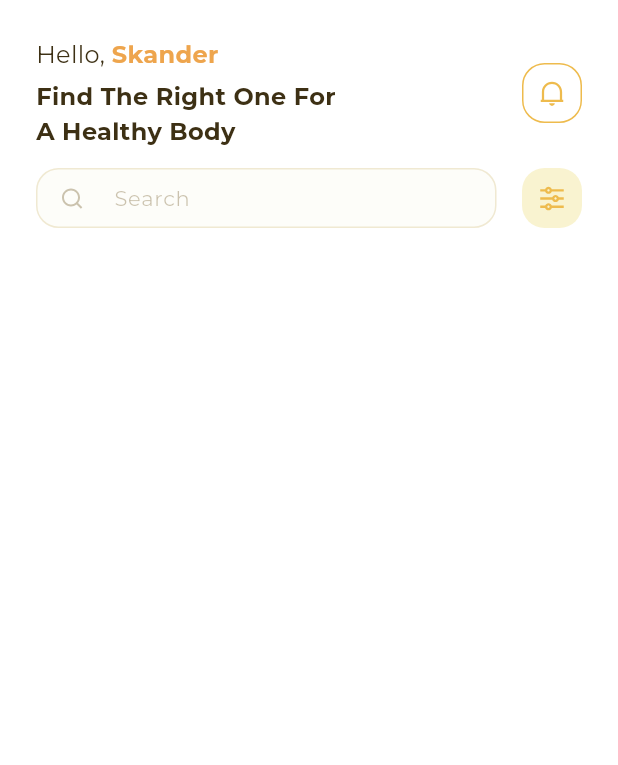
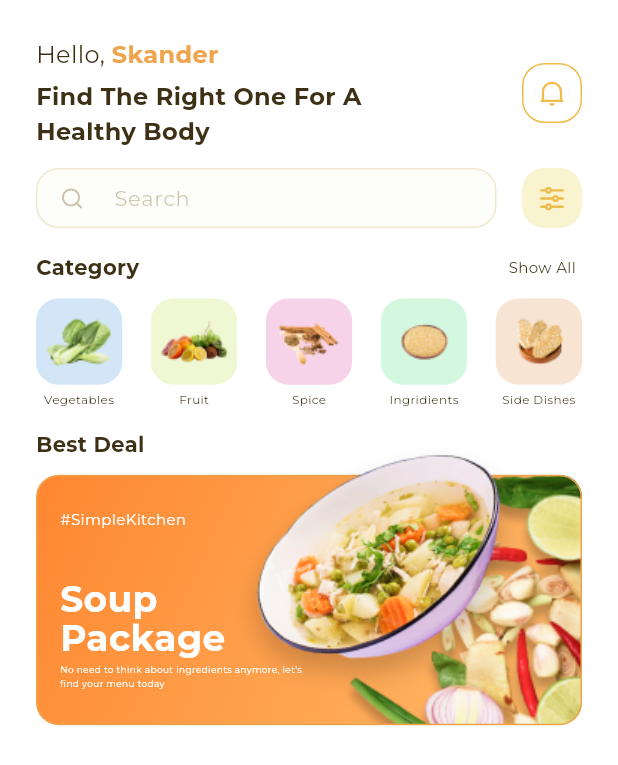
Before and after one commit to aconitum001/resto, a Flutter app: the screen it shows after launch, on a phone screen of 412 x 824 dp. Shown: the top 765 px of the screen. Run offline on Flutter 3.47's test engine with Material 3 defaults, Android fonts, the phone set to English and light mode, and no system bars; our stand-ins replace device_preview, flutter_svg, go_router; project files that could hold a hidden picture were left out.

Commit message:
completed deal section

```diff
--- a/lib/main.dart
+++ b/lib/main.dart
@@ -1,8 +1,14 @@
+import 'package:device_preview/device_preview.dart';
 import 'package:flutter/material.dart';
 import 'package:resto/utils/app_router.dart';
 
 void main() {
-  runApp(const Resto());
+  runApp(DevicePreview(
+    enabled: false,
+    builder: (context) {
+      return const Resto();
+    }
+  ));
 }
 
 class Resto extends StatelessWidget {
@@ -13,6 +19,9 @@
     return MaterialApp.router(
       routerConfig: AppRouter.router,
       debugShowCheckedModeBanner: false,
+
+      locale: DevicePreview.locale(context),
+      builder: DevicePreview.appBuilder,
     );
   }
 }
--- /dev/null
+++ b/lib/models/category_model.dart
@@ -0,0 +1,12 @@
+import 'package:flutter/material.dart';
+
+class CategoryModel {
+  final String catTitle, catImage;
+  final Color catColor;
+
+  const CategoryModel({
+    required this.catTitle,
+    required this.catImage,
+    required this.catColor,
+  });
+}
--- /dev/null
+++ b/lib/models/deal_model.dart
@@ -0,0 +1,11 @@
+class DealModel {
+  final String tag, title, description, backgroundImage, mainImage;
+
+  DealModel({
+    required this.tag,
+    required this.title,
+    required this.description,
+    required this.backgroundImage,
+    required this.mainImage,
+  });
+}
--- a/lib/utils/app_styles.dart
+++ b/lib/utils/app_styles.dart
@@ -35,6 +35,12 @@ abstract class AppStyles {
   );
   static TextStyle styleBold14 = TextStyle(
     fontSize: getResponsiveFontSize(fontsize: 14),
+    fontFamily: 'Montserrat',
+    fontWeight: FontWeight.bold,
+  );
+
+  static TextStyle styleBold24 = TextStyle(
+    fontSize: getResponsiveFontSize(fontsize: 24),
     fontFamily: 'Montserrat',
     fontWeight: FontWeight.bold,
   );
--- a/lib/utils/assets.dart
+++ b/lib/utils/assets.dart
@@ -1,6 +1,10 @@
 // ignore_for_file: prefer_single_quotes
 class Assets {
   Assets._();
+
+  /// Assets for assetsImagesBanner
+  /// assets/images/banner.png
+  static const String assetsImagesBanner = "assets/images/banner.png";
 
   /// Assets for assetsImagesCucamber
   /// assets/images/cucamber.png
@@ -30,6 +34,10 @@ class Assets {
   /// assets/images/side_dishes.png
   static const String assetsImagesSideDishes = "assets/images/side_dishes.png";
 
+  /// Assets for assetsImagesSoup
+  /// assets/images/Soup.png
+  static const String assetsImagesSoup = "assets/images/Soup.png";
+
   /// Assets for assetsImagesSpice
   /// assets/images/spice.png
   static const String assetsImagesSpice = "assets/images/spice.png";
--- /dev/null
+++ b/lib/widgets/category_list_widget.dart
@@ -0,0 +1,40 @@
+import 'package:flutter/material.dart';
+import 'package:resto/models/category_model.dart';
+import 'package:resto/utils/app_colors.dart';
+import 'package:resto/utils/app_styles.dart';
+
+class CategoryListWidget extends StatelessWidget {
+  const CategoryListWidget({super.key, required this.categoryModel});
+
+  final CategoryModel categoryModel;
+
+  @override
+  Widget build(BuildContext context) {
+    return Column(
+      children: [
+        AspectRatio(
+          aspectRatio: 1,
+          child: Container(
+            decoration: BoxDecoration(
+              color: categoryModel.catColor,
+              borderRadius: BorderRadius.circular(15),
+            ),
+            child: Image.asset(categoryModel.catImage),
+          ),
+        ),
+        const SizedBox(
+          height: 4,
+        ),
+        FittedBox(
+          fit: BoxFit.scaleDown,
+          child: Text(
+            categoryModel.catTitle,
+            style: AppStyles.styleRegular8.copyWith(
+              color: AppColors.textColor,
+            ),
+          ),
+        )
+      ],
+    );
+  }
+}
--- /dev/null
+++ b/lib/widgets/deal_widget.dart
@@ -0,0 +1,38 @@
+import 'package:flutter/material.dart';
+import 'package:resto/models/deal_model.dart';
+import 'package:resto/widgets/deal_widget_container.dart';
+
+class DealWidget extends StatelessWidget {
+  const DealWidget({super.key, required this.dealModel});
+
+  final DealModel dealModel;
+
+  @override
+  Widget build(BuildContext context) {
+    var width = MediaQuery.sizeOf(context).width;
+    return Stack(
+      clipBehavior: Clip.none,
+      children: [
+        DealWidgetContainer(
+          width: width,
+          dealModel: dealModel,
+        ),
+        Positioned(
+          top: -52,
+          right: getRightValue(width),
+          child: Image.asset(
+            dealModel.mainImage,
+          ),
+        )
+      ],
+    );
+  }
+
+  double getRightValue(double width) {
+    if (width < 400) {
+      return -(width * 0.13);
+    } else {
+      return -(width * 0.01);
+    }
+  }
+}
--- /dev/null
+++ b/lib/widgets/deal_widget_container.dart
@@ -0,0 +1,98 @@
+import 'package:flutter/material.dart';
+import 'package:resto/models/deal_model.dart';
+import 'package:resto/utils/app_colors.dart';
+import 'package:resto/utils/app_styles.dart';
+
+class DealWidgetContainer extends StatelessWidget {
+  const DealWidgetContainer({
+    super.key,
+    required this.width,
+    required this.dealModel,
+  });
+
+  final double width;
+  final DealModel dealModel;
+
+  @override
+  Widget build(BuildContext context) {
+    return AspectRatio(
+      aspectRatio: 327 / 150,
+      child: Container(
+        padding: const EdgeInsets.only(
+          left: 15,
+        ),
+        decoration: BoxDecoration(
+          borderRadius: BorderRadius.circular(15),
+          border: Border.all(
+            color: AppColors.secoundaryColor,
+          ),
+          image: DecorationImage(
+            image: AssetImage(dealModel.backgroundImage),
+            alignment: Alignment.centerRight,
+            fit: BoxFit.fitHeight,
+          ),
+          gradient: const LinearGradient(
+            begin: Alignment.topLeft,
+            end: Alignment.bottomRight,
+            colors: [
+              Color(0xffFF8730),
+              Color(0xffFFBC6B),
+            ],
+          ),
+        ),
+        child: Row(
+          children: [
+            Expanded(
+              child: Column(
+                crossAxisAlignment: CrossAxisAlignment.stretch,
+                children: [
+                  const Expanded(
+                    flex: 2,
+                    child: SizedBox(),
+                  ),
+                  FittedBox(
+                    fit: BoxFit.scaleDown,
+                    alignment: Alignment.centerLeft,
+                    child: Text(
+                      "#${dealModel.tag}",
+                      style: AppStyles.styleRegular10.copyWith(
+                        color: Colors.white,
+                      ),
+                    ),
+                  ),
+                  const Expanded(
+                    flex: 3,
+                    child: SizedBox(),
+                  ),
+                  Text(
+                    dealModel.title,
+                    style: AppStyles.styleBold24.copyWith(
+                      color: Colors.white,
+                      height: 1.1,
+                    ),
+                  ),
+                  const SizedBox(
+                    height: 5,
+                  ),
+                  Text(
+                    dealModel.description,
+                    style: AppStyles.styleRegular6.copyWith(
+                      color: Colors.white,
+                    ),
+                  ),
+                  const Expanded(
+                    flex: 2,
+                    child: SizedBox(),
+                  ),
+                ],
+              ),
+            ),
+            const Expanded(
+              child: SizedBox(),
+            ),
+          ],
+        ),
+      ),
+    );
+  }
+}
--- a/lib/widgets/home_view_body.dart
+++ b/lib/widgets/home_view_body.dart
@@ -1,4 +1,6 @@
 import 'package:flutter/material.dart';
+import 'package:resto/widgets/home_view_category_section.dart';
+import 'package:resto/widgets/home_view_deal_section.dart';
 import 'package:resto/widgets/home_view_header.dart';
 import 'package:resto/widgets/home_view_search_section.dart';
 
@@ -21,7 +23,15 @@ class HomeViewBody extends StatelessWidget {
           SizedBox(
             height: 13,
           ),
-          HomeViewSearchSection()
+          HomeViewSearchSection(),
+          SizedBox(
+            height: 15,
+          ),
+          HomeViewCategorySection(),
+          SizedBox(
+            height: 15,
+          ),
+          HomeViewDealSection(),
         ],
       ),
     );
--- /dev/null
+++ b/lib/widgets/home_view_category_section.dart
@@ -0,0 +1,121 @@
+import 'package:flutter/material.dart';
+import 'package:resto/models/category_model.dart';
+import 'package:resto/utils/app_colors.dart';
+import 'package:resto/utils/app_styles.dart';
+import 'package:resto/utils/assets.dart';
+import 'package:resto/widgets/category_list_widget.dart';
+import 'package:resto/widgets/tapper_widget.dart';
+
+class HomeViewCategorySection extends StatelessWidget {
+  const HomeViewCategorySection({super.key});
+
+  static const List<CategoryModel> items = [
+    CategoryModel(
+      catColor: Color(0xffD3E6F7),
+      catImage: Assets.assetsImagesCucamber,
+      catTitle: "Vegetables",
+    ),
+    CategoryModel(
+      catColor: Color(0xffEFF7D3),
+      catImage: Assets.assetsImagesFruit,
+      catTitle: "Fruit",
+    ),
+    CategoryModel(
+      catColor: Color(0xffF7D3EA),
+      catImage: Assets.assetsImagesSpice,
+      catTitle: "Spice",
+    ),
+    CategoryModel(
+      catColor: Color(0xffD3F7DF),
+      catImage: Assets.assetsImagesIngridien,
+      catTitle: "Ingridients",
+    ),
+    CategoryModel(
+      catColor: Color(0xffF7E4D3),
+      catImage: Assets.assetsImagesSideDishes,
+      catTitle: "Side Dishes",
+    ),
+  ];
+
+  @override
+  Widget build(BuildContext context) {
+    return Column(
+      crossAxisAlignment: CrossAxisAlignment.stretch,
+      children: [
+        Row(
+          mainAxisAlignment: MainAxisAlignment.spaceBetween,
+          children: [
+            Text(
+              "Category",
+              style: AppStyles.styleBold14.copyWith(
+                color: AppColors.textColor,
+              ),
+            ),
+            Tapper(
+              onTap: () {},
+              padding: 4,
+              borderRadius: BorderRadius.circular(10),
+              rippleColor: AppColors.secoundaryColor.withOpacity(.2),
+              child: Text(
+                "Show All",
+                style: AppStyles.styleRegular10.copyWith(
+                  color: AppColors.textColor,
+                ),
+              ),
+            )
+          ],
+        ),
+        const SizedBox(
+          height: 10,
+        ),
+        Row(
+          mainAxisAlignment: MainAxisAlignment.start,
+          children: [
+            Expanded(
+              flex: 3,
+              child: CategoryListWidget(
+                categoryModel: items[0],
+              ),
+            ),
+            const Expanded(
+              child: SizedBox(),
+            ),
+            Expanded(
+              flex: 3,
+              child: CategoryListWidget(
+                categoryModel: items[1],
+              ),
+            ),
+            const Expanded(
+              child: SizedBox(),
+            ),
+            Expanded(
+              flex: 3,
+              child: CategoryListWidget(
+                categoryModel: items[2],
+              ),
+            ),
+            const Expanded(
+              child: SizedBox(),
+            ),
+            Expanded(
+              flex: 3,
+              child: CategoryListWidget(
+                categoryModel: items[3],
+              ),
+            ),
+            const Expanded(
+              child: SizedBox(),
+            ),
+            Expanded(
+              flex: 3,
+              child: CategoryListWidget(
+                categoryModel: items[4],
+              ),
+            ),
+          ],
+        )
+      ],
+    );
+  }
+}
--- /dev/null
+++ b/lib/widgets/home_view_deal_section.dart
@@ -0,0 +1,38 @@
+import 'package:flutter/material.dart';
+import 'package:resto/models/deal_model.dart';
+import 'package:resto/utils/app_colors.dart';
+import 'package:resto/utils/app_styles.dart';
+import 'package:resto/utils/assets.dart';
+import 'package:resto/widgets/deal_widget.dart';
+
+class HomeViewDealSection extends StatelessWidget {
+  const HomeViewDealSection({super.key});
+
+  @override
+  Widget build(BuildContext context) {
+    return Column(
+      crossAxisAlignment: CrossAxisAlignment.stretch,
+      children: [
+        Text(
+          "Best Deal",
+          style: AppStyles.styleBold14.copyWith(
+            color: AppColors.textColor,
+          ),
+        ),
+        const SizedBox(
+          height: 10,
+        ),
+        DealWidget(
+          dealModel: DealModel(
+            tag: "SimpleKitchen",
+            title: "Soup Package",
+            description:
+                "No need to think about ingredients anymore, let's find your menu today",
+            backgroundImage: Assets.assetsImagesBanner,
+            mainImage: Assets.assetsImagesSoup,
+          ),
+        ),
+      ],
+    );
+  }
+}
--- a/lib/widgets/home_view_header.dart
+++ b/lib/widgets/home_view_header.dart
@@ -14,7 +14,7 @@ class HomeViewHeader extends StatelessWidget {
     return Row(
       children: [
         Expanded(
-          flex: 2,
+          flex: 3,
           child: Column(
             crossAxisAlignment: CrossAxisAlignment.start,
             children: [
--- /dev/null
+++ b/lib/widgets/tapper_widget.dart
@@ -0,0 +1,42 @@
+import 'package:flutter/material.dart';
+
+///
+/// Wrapper around the InkWell.
+/// Handles taps with ripple effect.
+///
+class Tapper extends StatelessWidget {
+  final Widget child;
+  final GestureTapCallback onTap;
+  final BorderRadiusGeometry? borderRadius;
+  final Color? backgroundColor;
+  final Color? rippleColor;
+  final double? padding;
+
+  const Tapper({
+    required this.child,
+    required this.onTap,
+    this.borderRadius,
+    this.backgroundColor,
+    this.rippleColor,
+    this.padding,
+    super.key,
+  });
+
+  @override
+  Widget build(BuildContext context) {
+    return ClipRRect(
+      borderRadius: borderRadius ?? const BorderRadius.all(Radius.circular(0)),
+      child: Material(
+        color: backgroundColor ?? Colors.transparent,
+        child: InkWell(
+          splashColor: rippleColor ?? Theme.of(context).primaryColorLight,
+          onTap: onTap,
+          child: Padding(
+            padding: EdgeInsets.all(padding ?? 0),
+            child: child,
+          ),
+        ),
+      ),
+    );
+  }
+}
--- a/pubspec.yaml
+++ b/pubspec.yaml
@@ -29,6 +29,7 @@ environment:
 # versions available, run `flutter pub outdated`.
 dependencies:
   cupertino_icons: ^1.0.8
+  device_preview: ^1.2.0
   flutter:
     sdk: flutter
   flutter_svg: ^2.0.10+1
```
Also changed, not shown: assets/images/Soup.png (added), assets/images/banner.png (added), pubspec.lock, 1 other file.
